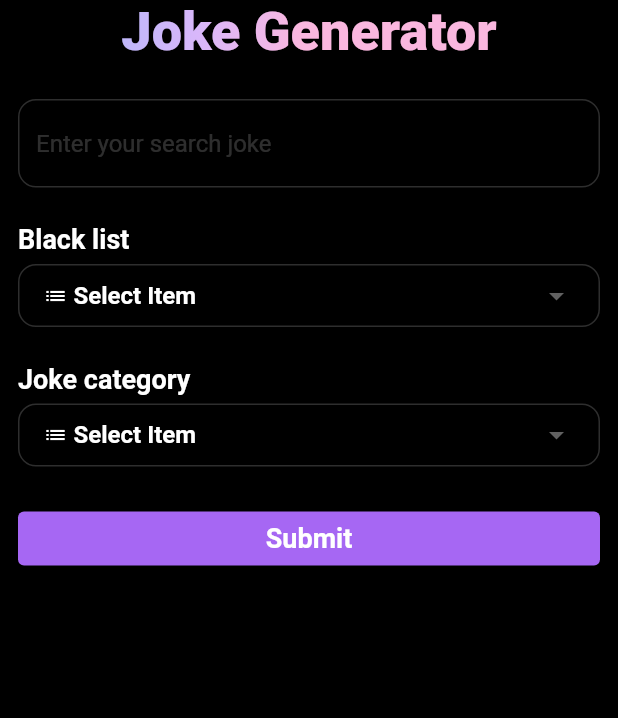
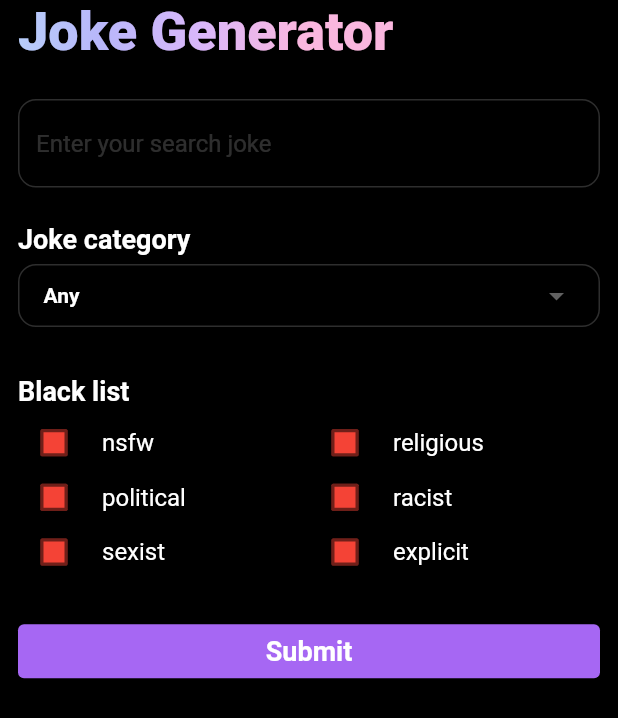
Before and after one commit to RonTran636/joke_generator, a Flutter app: the screen it shows after launch, after a tap on "Submit", on a phone screen of 412 x 824 dp. Shown: the top 718 px of the screen. Run offline on Flutter 3.47's test engine with Material 2 defaults, Android fonts, the phone set to English and light mode, and no system bars; drawn by our look-alikes of dropdown_button2; our stand-ins replace dio, either_dart, flutter_bloc, freezed_annotation; network calls fail.

Commit message:
feature(home): change UI

```diff
--- a/lib/app.dart
+++ b/lib/app.dart
@@ -1,7 +1,12 @@
 import 'package:flutter/material.dart';
+import 'package:flutter_bloc/flutter_bloc.dart';
+import 'package:joke_api/api/api_client.dart';
+import 'package:joke_api/home/data/repository/home_remote_repository.dart';
+import 'package:joke_api/home/data/repository/home_repository.dart';
 import 'package:joke_api/home/home_page.dart';
 
 import 'flavors.dart';
+import 'home/bloc/home_cubit.dart';
 
 class App extends StatelessWidget {
 
@@ -14,7 +19,13 @@ class App extends StatelessWidget {
       theme: ThemeData(
         primarySwatch: Colors.blue,
       ),
-      home: const HomePage(),
+      home: RepositoryProvider<HomeRepository>(
+        create: (context) => HomeRemoteRepository(ApiClient()),
+        child: BlocProvider(
+          create: (context) => HomeCubit(context.read<HomeRepository>()),
+          child: const HomePage(),
+        ),
+      ),
     );
   }
 }
--- a/lib/home/bloc/home_cubit.dart
+++ b/lib/home/bloc/home_cubit.dart
@@ -1,13 +1,66 @@
 import 'package:flutter_bloc/flutter_bloc.dart';
 import 'package:freezed_annotation/freezed_annotation.dart';
+import 'package:joke_api/home/data/repository/home_repository.dart';
 
 part 'home_state.dart';
 
 part 'home_cubit.freezed.dart';
 
-class HomeCubit extends Cubit<HomeState>{
-  HomeCubit() : super(HomeState.initial());
+class HomeCubit extends Cubit<HomeState> {
+  HomeCubit(this._repository) : super(HomeState.initial());
 
+  final HomeRepository _repository;
 
+  final List<String> jokeBlackList = [
+    "nsfw",
+    "religious",
+    "political",
+    "racist",
+    "sexist",
+    "explicit",
+  ];
 
+  final jokeCategory = [
+    "programing",
+    "misc",
+    "dark",
+    "pun",
+    "spooky",
+    "christmas",
+  ];
+
+  void onSearchChange(String? input) {
+    emit(state.copyWith(searchInput: input));
+  }
+
+  void onBlackListSelect(
+    String value,
+    bool isSelected,
+  ) {
+    final blackList = List<String>.from(state.jokeBlackList);
+    isSelected ? blackList.add(value) : blackList.remove(value);
+    emit(state.copyWith(jokeBlackList: blackList));
+  }
+
+  void onJokeMainCategorySelect(String? value) {
+    final mJokeCategory = value == 'Any' ? null : [jokeCategory.first];
+    emit(state.copyWith(jokeCategory: mJokeCategory));
+  }
+
+  void onJokeCategorySelect(
+    String value,
+    bool isSelected,
+  ) {
+    final mJokeCategory = List<String>.from(state.jokeCategory ?? []);
+    isSelected ? mJokeCategory.add(value) : mJokeCategory.remove(value);
+    emit(state.copyWith(jokeCategory: mJokeCategory));
+  }
+
+  void requestJoke() async {
+    final response = await _repository.getJoke(
+      jokeCategory: state.jokeCategory,
+      jokeBlackList: state.jokeBlackList,
+      searchInput: state.searchInput,
+    );
+  }
 }
--- a/lib/home/bloc/home_state.dart
+++ b/lib/home/bloc/home_state.dart
@@ -1,18 +1,21 @@
 part of 'home_cubit.dart';
 
 @freezed
-class HomeState with _$HomeState{
+class HomeState with _$HomeState {
   const factory HomeState({
     @Default(HomeStatus.initial) HomeStatus status,
-    String? postDescription,
+    List<String>? jokeCategory,
+    String? searchInput,
+    @Default([]) List<String> jokeBlackList,
     String? error,
   }) = _HomeState;
 
   factory HomeState.initial() => const HomeState();
 }
 
-enum HomeStatus{
+enum HomeStatus {
   initial,
   loading,
   success,
+  error,
 }
--- a/lib/home/home_page.dart
+++ b/lib/home/home_page.dart
@@ -1,4 +1,6 @@
 import 'package:flutter/material.dart';
+import 'package:flutter_bloc/flutter_bloc.dart';
+import 'package:joke_api/home/bloc/home_cubit.dart';
 import 'package:joke_api/home/widgets/dropdown_widget.dart';
 
 class HomePage extends StatelessWidget {
@@ -6,13 +8,16 @@ class HomePage extends StatelessWidget {
 
   @override
   Widget build(BuildContext context) {
+    final homeCubit = context.read<HomeCubit>();
+    return BlocBuilder<HomeCubit, HomeState>(
+      builder: (context, state) {
         return Scaffold(
           backgroundColor: Colors.black,
           body: SafeArea(
             child: Padding(
               padding: const EdgeInsets.symmetric(horizontal: 12.0),
               child: Column(
-            crossAxisAlignment: CrossAxisAlignment.center,
+                crossAxisAlignment: CrossAxisAlignment.start,
                 children: [
                   Text(
                     'Joke Generator',
@@ -45,23 +50,97 @@ class HomePage extends StatelessWidget {
                   ),
                   const SizedBox(height: 24),
                   DropdownWidget(
-                label: 'Black list',
-                hint: 'Select type',
-                listItem: ['item1', 'item2'],
-                onValueChange: (String? value) {},
+                    label: 'Joke category',
+                    listItem: const ['Any', 'Custom'],
+                    selectedValue: homeCubit.state.jokeCategory == null ? 'Any' : 'Custom',
+                    onValueChange: homeCubit.onJokeMainCategorySelect,
+                  ),
+                  const SizedBox(height: 8),
+                  AnimatedContainer(
+                    height: homeCubit.state.jokeCategory == null ? 0 : 120,
+                    duration: const Duration(
+                      milliseconds: 500,
+                    ),
+                    child: GridView.builder(
+                      gridDelegate: const SliverGridDelegateWithFixedCrossAxisCount(
+                        crossAxisCount: 2,
+                        childAspectRatio: 16 / 3,
+                      ),
+                      itemCount: homeCubit.jokeCategory.length,
+                      itemBuilder: (context, index) {
+                        return Row(
+                          children: [
+                            Checkbox(
+                              value: homeCubit.state.jokeCategory
+                                      ?.contains(homeCubit.jokeCategory[index]) ??
+                                  false,
+                              onChanged: (isSelected) => homeCubit.onJokeCategorySelect(
+                                homeCubit.jokeCategory[index],
+                                isSelected!,
+                              ),
+                              checkColor: Colors.white,
+                              fillColor: MaterialStateProperty.resolveWith(getColor),
+                            ),
+                            const SizedBox(width: 8),
+                            Text(
+                              homeCubit.jokeCategory[index],
+                              style: const TextStyle(
+                                fontSize: 16,
+                                color: Colors.white,
+                              ),
+                            ),
+                          ],
+                        );
+                      },
+                    ),
                   ),
                   const SizedBox(height: 24),
-              DropdownWidget(
-                label: 'Joke category',
-                hint: 'Select type',
-                listItem: ['item1', 'item2'],
-                onValueChange: (String? value) {},
+                  const Text(
+                    'Black list',
+                    style: TextStyle(
+                      fontSize: 18,
+                      color: Colors.white,
+                      fontWeight: FontWeight.w600,
+                    ),
+                  ),
+                  const SizedBox(height: 6),
+                  GridView.builder(
+                    gridDelegate: const SliverGridDelegateWithFixedCrossAxisCount(
+                      crossAxisCount: 2,
+                      childAspectRatio: 16 / 3,
+                    ),
+                    itemCount: homeCubit.jokeBlackList.length,
+                    shrinkWrap: true,
+                    itemBuilder: (context, index) {
+                      return Row(
+                        children: [
+                          Checkbox(
+                            value: homeCubit.state.jokeBlackList
+                                    .contains(homeCubit.jokeBlackList[index]),
+                            onChanged: (isSelected) => homeCubit.onBlackListSelect(
+                              homeCubit.jokeBlackList[index],
+                              isSelected!,
+                            ),
+                            checkColor: Colors.white,
+                            fillColor: MaterialStateProperty.resolveWith(getColor),
+                          ),
+                          const SizedBox(width: 8),
+                          Text(
+                            homeCubit.jokeBlackList[index],
+                            style: const TextStyle(
+                              fontSize: 16,
+                              color: Colors.white,
+                            ),
+                          ),
+                        ],
+                      );
+                    },
                   ),
                   const SizedBox(height: 24),
                   SizedBox(
                     width: MediaQuery.of(context).size.width,
                     child: ElevatedButton(
-                  onPressed: () {},
+                      onPressed: homeCubit.requestJoke,
                       style: ElevatedButton.styleFrom(
                         backgroundColor: Color(0xffA667F3),
                         shadowColor: Colors.transparent,
@@ -81,6 +160,8 @@ class HomePage extends StatelessWidget {
             ),
           ),
         );
+      },
+    );
   }
 }
 
@@ -99,3 +180,15 @@ final border = OutlineInputBorder(
   borderSide: BorderSide(color: const Color(0xffFFFFFF).withOpacity(0.18)),
   borderRadius: BorderRadius.circular(12),
 );
+
+Color getColor(Set<MaterialState> states) {
+  const Set<MaterialState> interactiveStates = <MaterialState>{
+    MaterialState.pressed,
+    MaterialState.hovered,
+    MaterialState.focused,
+  };
+  if (states.any(interactiveStates.contains)) {
+    return Colors.blue;
+  }
+  return Colors.red;
+}
--- a/lib/home/widgets/dropdown_widget.dart
+++ b/lib/home/widgets/dropdown_widget.dart
@@ -5,14 +5,12 @@ class DropdownWidget extends StatelessWidget {
   const DropdownWidget({
     Key? key,
     required this.label,
-    required this.hint,
     required this.listItem,
     required this.onValueChange,
     this.selectedValue,
   }) : super(key: key);
 
   final String label;
-  final String hint;
   final List<String> listItem;
   final String? selectedValue;
   final ValueChanged<String?> onValueChange;
--- a/pubspec.yaml
+++ b/pubspec.yaml
@@ -38,6 +38,7 @@ dependencies:
   freezed: ^2.3.5
   freezed_annotation: ^2.2.0
   flutter_easyloading: ^3.0.5
+  either_dart: ^1.0.0
 
   # The following adds the Cupertino Icons font to your application.
   # Use with the CupertinoIcons class for iOS style icons.
```
Also changed, not shown: lib/home/bloc/home_cubit.freezed.dart, pubspec.lock. Lines whose indentation alone changed are shown as unchanged.
